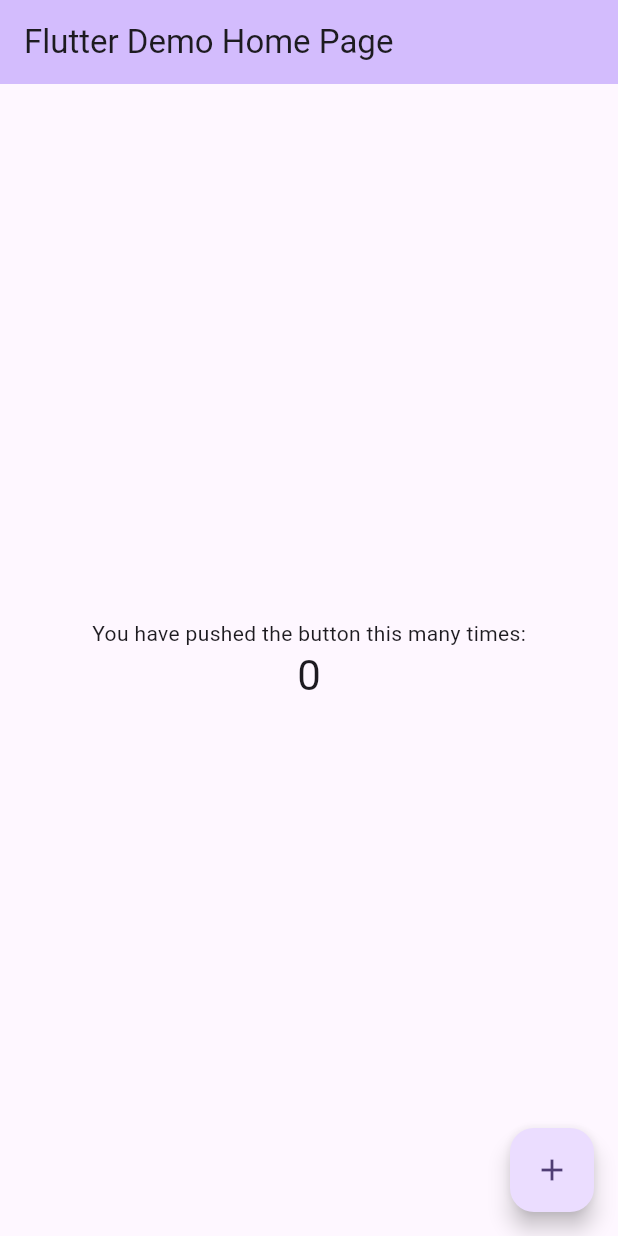
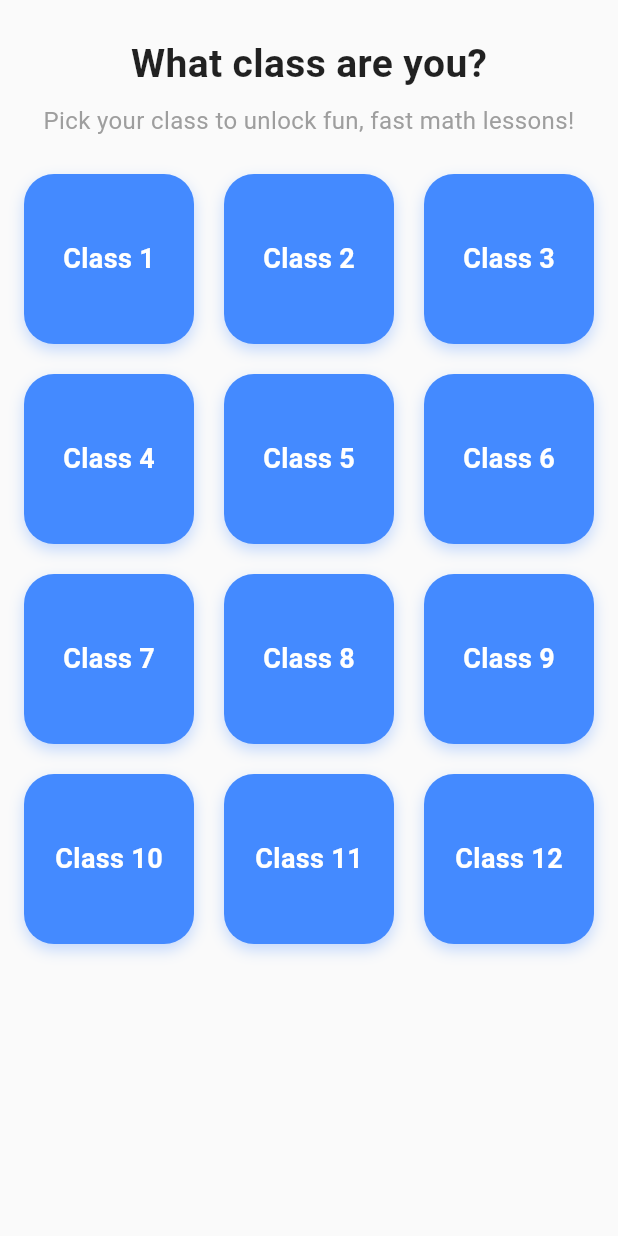
Before and after one commit to Negutzul/yababaku, a Flutter app: the screen it shows after launch, on a phone screen of 412 x 824 dp. Run offline on Flutter 3.47's test engine with Material 3 defaults, Android fonts, the phone set to English and light mode, and no system bars.

Commit message:
start page

```diff
--- a/lib/main.dart
+++ b/lib/main.dart
@@ -1,4 +1,5 @@
 import 'package:flutter/material.dart';
+import 'screens/class_selection_screen.dart';
 
 void main() {
   runApp(const MyApp());
@@ -7,116 +8,20 @@ void main() {
 class MyApp extends StatelessWidget {
   const MyApp({super.key});
 
-  // This widget is the root of your application.
   @override
   Widget build(BuildContext context) {
     return MaterialApp(
-      title: 'Flutter Demo',
+      title: 'Math Bytes',
       theme: ThemeData(
-        // This is the theme of your application.
-        //
-        // TRY THIS: Try running your application with "flutter run". You'll see
-        // the application has a purple toolbar. Then, without quitting the app,
-        // try changing the seedColor in the colorScheme below to Colors.green
-        // and then invoke "hot reload" (save your changes or press the "hot
-        // reload" button in a Flutter-supported IDE, or press "r" if you used
-        // the command line to start the app).
-        //
-        // Notice that the counter didn't reset back to zero; the application
-        // state is not lost during the reload. To reset the state, use hot
-        // restart instead.
-        //
-        // This works for code too, not just values: Most code changes can be
-        // tested with just a hot reload.
-        colorScheme: ColorScheme.fromSeed(seedColor: Colors.deepPurple),
+        colorScheme: ColorScheme.fromSeed(seedColor: Colors.blueAccent),
+        useMaterial3: true,
       ),
-      home: const MyHomePage(title: 'Flutter Demo Home Page'),
+      home: ClassSelectionScreen(
+        onClassSelected: (selectedClass) {
+          // You can replace this with navigation to the next screen
+          print("User selected Class $selectedClass");
+        },
+      ),
     );
   }
 }
-
-class MyHomePage extends StatefulWidget {
-  const MyHomePage({super.key, required this.title});
-
-  // This widget is the home page of your application. It is stateful, meaning
-  // that it has a State object (defined below) that contains fields that affect
-  // how it looks.
-
-  // This class is the configuration for the state. It holds the values (in this
-  // case the title) provided by the parent (in this case the App widget) and
-  // used by the build method of the State. Fields in a Widget subclass are
-  // always marked "final".
-
-  final String title;
-
-  @override
-  State<MyHomePage> createState() => _MyHomePageState();
-}
-
-class _MyHomePageState extends State<MyHomePage> {
-  int _counter = 0;
-
-  void _incrementCounter() {
-    setState(() {
-      // This call to setState tells the Flutter framework that something has
-      // changed in this State, which causes it to rerun the build method below
-      // so that the display can reflect the updated values. If we changed
-      // _counter without calling setState(), then the build method would not be
-      // called again, and so nothing would appear to happen.
-      _counter++;
-    });
-  }
-
-  @override
-  Widget build(BuildContext context) {
-    // This method is rerun every time setState is called, for instance as done
-    // by the _incrementCounter method above.
-    //
-    // The Flutter framework has been optimized to make rerunning build methods
-    // fast, so that you can just rebuild anything that needs updating rather
-    // than having to individually change instances of widgets.
-    return Scaffold(
-      appBar: AppBar(
-        // TRY THIS: Try changing the color here to a specific color (to
-        // Colors.amber, perhaps?) and trigger a hot reload to see the AppBar
-        // change color while the other colors stay the same.
-        backgroundColor: Theme.of(context).colorScheme.inversePrimary,
-        // Here we take the value from the MyHomePage object that was created by
-        // the App.build method, and use it to set our appbar title.
-        title: Text(widget.title),
-      ),
-      body: Center(
-        // Center is a layout widget. It takes a single child and positions it
-        // in the middle of the parent.
-        child: Column(
-          // Column is also a layout widget. It takes a list of children and
-          // arranges them vertically. By default, it sizes itself to fit its
-          // children horizontally, and tries to be as tall as its parent.
-          //
-          // Column has various properties to control how it sizes itself and
-          // how it positions its children. Here we use mainAxisAlignment to
-          // center the children vertically; the main axis here is the vertical
-          // axis because Columns are vertical (the cross axis would be
-          // horizontal).
-          //
-          // TRY THIS: Invoke "debug painting" (choose the "Toggle Debug Paint"
-          // action in the IDE, or press "p" in the console), to see the
-          // wireframe for each widget.
-          mainAxisAlignment: MainAxisAlignment.center,
-          children: <Widget>[
-            const Text('You have pushed the button this many times:'),
-            Text(
-              '$_counter',
-              style: Theme.of(context).textTheme.headlineMedium,
-            ),
-          ],
-        ),
-      ),
-      floatingActionButton: FloatingActionButton(
-        onPressed: _incrementCounter,
-        tooltip: 'Increment',
-        child: const Icon(Icons.add),
-      ), // This trailing comma makes auto-formatting nicer for build methods.
-    );
-  }
-}
--- /dev/null
+++ b/lib/screens/class_selection_screen.dart
@@ -0,0 +1,86 @@
+import 'package:flutter/material.dart';
+
+class ClassSelectionScreen extends StatelessWidget {
+  final void Function(int selectedClass) onClassSelected;
+
+  const ClassSelectionScreen({super.key, required this.onClassSelected});
+
+  @override
+  Widget build(BuildContext context) {
+    return Scaffold(
+      backgroundColor: Colors.grey[50],
+
+      body: Column(
+        crossAxisAlignment: CrossAxisAlignment.center,
+        children: [
+          const SizedBox(height: 24),
+          const Text(
+            "What class are you?",
+            style: TextStyle(
+              fontSize: 26,
+              fontWeight: FontWeight.w600,
+              color: Colors.black87,
+            ),
+          ),
+          const SizedBox(height: 8),
+          const Padding(
+            padding: EdgeInsets.symmetric(horizontal: 24.0),
+            child: Text(
+              "Pick your class to unlock fun, fast math lessons!",
+              textAlign: TextAlign.center,
+              style: TextStyle(
+                fontSize: 16,
+                color: Colors.grey,
+              ),
+            ),
+          ),
+          const SizedBox(height: 24),
+          Expanded(
+            child: Padding(
+              padding: const EdgeInsets.symmetric(horizontal: 16),
+              child: GridView.builder(
+                itemCount: 12,
+                gridDelegate: const SliverGridDelegateWithFixedCrossAxisCount(
+                  crossAxisCount: 3,
+                  mainAxisSpacing: 20,
+                  crossAxisSpacing: 20,
+                  childAspectRatio: 1,
+                ),
+                itemBuilder: (context, index) {
+                  final classNumber = index + 1;
+                  return GestureDetector(
+                    onTap: () => onClassSelected(classNumber),
+                    child: Container(
+                      decoration: BoxDecoration(
+                        color: Colors.blueAccent,
+                        borderRadius: BorderRadius.circular(20),
+                        boxShadow: [
+                          BoxShadow(
+                            color: Colors.blueAccent.withOpacity(0.3),
+                            blurRadius: 8,
+                            offset: const Offset(0, 4),
+                          )
+                        ],
+                      ),
+                      child: Center(
+                        child: Text(
+                          "Class $classNumber",
+                          style: const TextStyle(
+                            fontSize: 18,
+                            color: Colors.white,
+                            fontWeight: FontWeight.w600,
+                          ),
+                        ),
+                      ),
+                    ),
+                  );
+                },
+              ),
+            ),
+          ),
+          const SizedBox(height: 24),
+        ],
+      ),
+    );
+  }
+}
```
